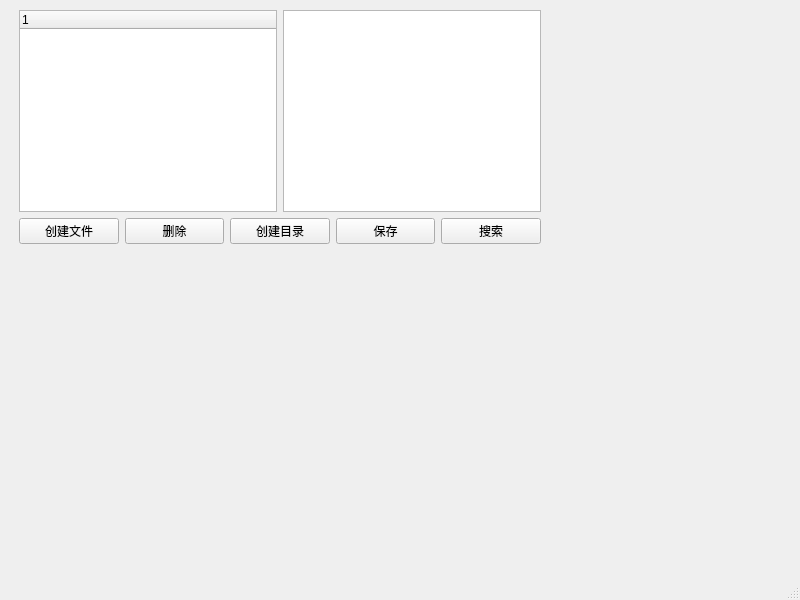
Old version of the form mainwindow.ui in the repository FfCr9/FileSystemProject.
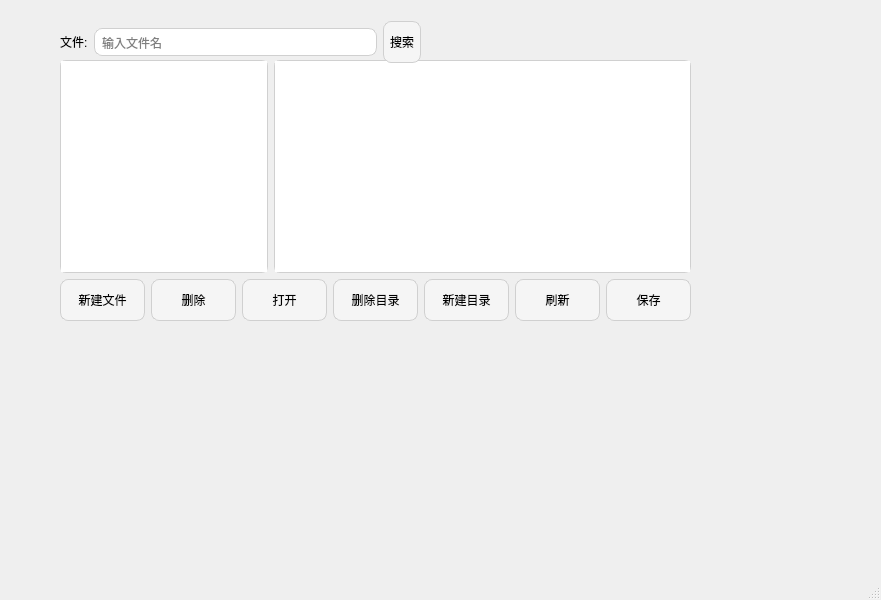
New version of the form.

Commit message: finish main gui

The edit to the form file:
```diff
--- a/mainwindow.ui
+++ b/mainwindow.ui
@@ -6,31 +6,67 @@
    <rect>
     <x>0</x>
     <y>0</y>
-    <width>800</width>
+    <width>881</width>
     <height>600</height>
    </rect>
   </property>
   <property name="windowTitle">
    <string>文件系统</string>
   </property>
+  <property name="styleSheet">
+   <string notr="true">QPushButton{
+    background:#f5f5f5;
+    border:1px solid #d0d0d0;
+    border-radius:8px;
+    padding:6px;
+    min-height:28px;
+}
+
+QPushButton:hover{
+    background:#e3f2fd;
+}
+
+QPushButton:pressed{
+    background:#cce5ff;
+}
+
+QLineEdit{
+    border:1px solid #d0d0d0;
+    border-radius:8px;
+    padding:5px;
+}
+
+QTextEdit{
+    border:1px solid #d0d0d0;
+    border-radius:6px;
+}
+
+QTreeWidget{
+    border:1px solid #d0d0d0;
+    border-radius:6px;
+}</string>
+  </property>
   <widget class="QWidget" name="centralwidget">
-   <widget class="QWidget" name="">
+   <widget class="QWidget" name="layoutWidget">
     <property name="geometry">
      <rect>
-      <x>19</x>
-      <y>10</y>
-      <width>522</width>
-      <height>234</height>
+      <x>60</x>
+      <y>60</y>
+      <width>631</width>
+      <height>261</height>
      </rect>
     </property>
     <layout class="QVBoxLayout" name="verticalLayout">
      <item>
-      <layout class="QHBoxLayout" name="horizontalLayout">
+      <layout class="QHBoxLayout" name="horizontalLayout" stretch="1,2">
        <item>
         <widget class="QTreeWidget" name="treeWidget">
          <property name="lineWidth">
           <number>1</number>
          </property>
+         <attribute name="headerVisible">
+          <bool>false</bool>
+         </attribute>
          <column>
           <property name="text">
            <string notr="true">1</string>
@@ -48,7 +84,7 @@
        <item>
         <widget class="QPushButton" name="createBtn">
          <property name="text">
-          <string>创建文件</string>
+          <string>新建文件</string>
          </property>
         </widget>
        </item>
@@ -59,10 +95,31 @@
          </property>
         </widget>
        </item>
+       <item>
+        <widget class="QPushButton" name="openBtn">
+         <property name="text">
+          <string>打开</string>
+         </property>
+        </widget>
+       </item>
+       <item>
+        <widget class="QPushButton" name="rmdirBtn">
+         <property name="text">
+          <string>删除目录</string>
+         </property>
+        </widget>
+       </item>
        <item>
         <widget class="QPushButton" name="mkdirBtn">
          <property name="text">
-          <string>创建目录</string>
+          <string>新建目录</string>
+         </property>
+        </widget>
+       </item>
+       <item>
+        <widget class="QPushButton" name="refreshBtn">
+         <property name="text">
+          <string>刷新</string>
          </property>
         </widget>
        </item>
@@ -73,17 +130,43 @@
          </property>
         </widget>
        </item>
-       <item>
-        <widget class="QPushButton" name="searchBtn">
-         <property name="text">
-          <string>搜索</string>
-         </property>
-        </widget>
-       </item>
       </layout>
      </item>
     </layout>
    </widget>
+   <widget class="QWidget" name="horizontalLayoutWidget">
+    <property name="geometry">
+     <rect>
+      <x>60</x>
+      <y>20</y>
+      <width>361</width>
+      <height>44</height>
+     </rect>
+    </property>
+    <layout class="QHBoxLayout" name="horizontalLayout_3">
+     <item>
+      <widget class="QLabel" name="label">
+       <property name="text">
+        <string>文件:</string>
+       </property>
+      </widget>
+     </item>
+     <item>
+      <widget class="QLineEdit" name="fileNameEdit">
+       <property name="placeholderText">
+        <string>输入文件名</string>
+       </property>
+      </widget>
+     </item>
+     <item>
+      <widget class="QPushButton" name="searchBtn">
+       <property name="text">
+        <string>搜索</string>
+       </property>
+      </widget>
+     </item>
+    </layout>
+   </widget>
   </widget>
   <widget class="QMenuBar" name="menubar">
    <property name="geometry">
```
Left out of the diff: 6 changed lines with no effect on the pictures. The commit also changes 4 other files.
